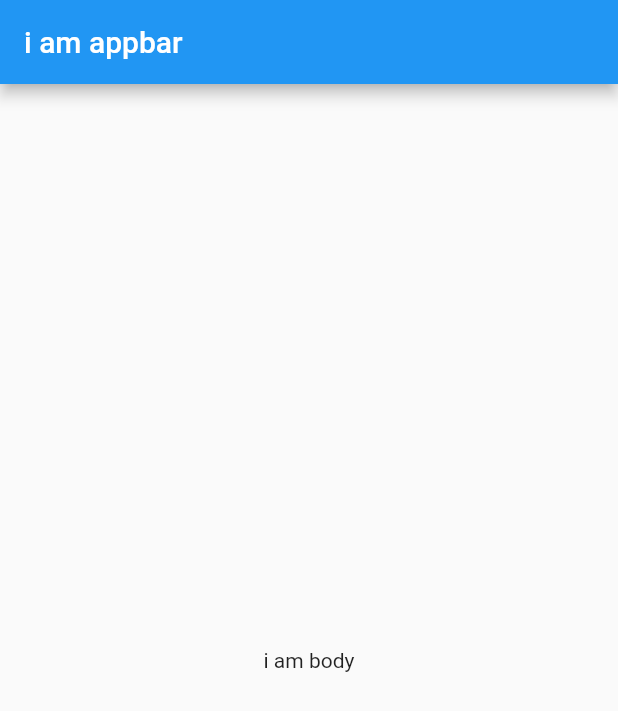
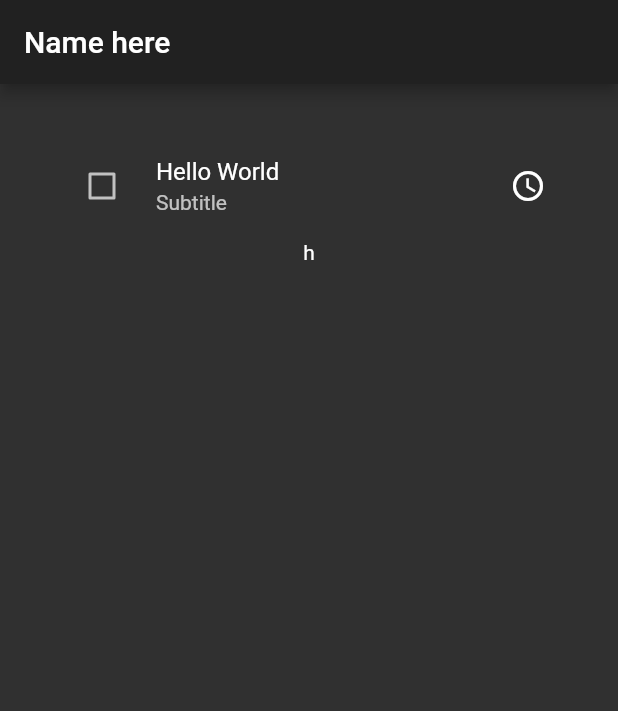
Before and after one commit to sungyun-Kim/IRC4U, a Flutter app: the screen it shows after launch, on a phone screen of 412 x 824 dp. Shown: the top 711 px of the screen. Run offline on Flutter 3.47's test engine with Material 2 defaults, Android fonts, the phone set to English and light mode, and no system bars.

Commit message:
[Update] main.dart
checkbox test

```diff
--- a/irc4u/lib/main.dart
+++ b/irc4u/lib/main.dart
@@ -1,18 +1,55 @@
 import 'package:flutter/material.dart';
 
-void main() => runApp(MyApp());
+bool value = false;
 
-class MyApp extends StatelessWidget {
+void main(){
+  runApp(new MaterialApp(
+    home: new MyApp(),
+    theme: ThemeData.dark(),
+  ));
+}
+
+class MyApp extends StatefulWidget {
+  @override
+  _State createState() => new _State();
+
+}
+
+class _State extends State<MyApp>{
+
+  bool _value1 = false;
+  bool _value2 = false;
+
+  void _value1Changed(bool value) => setState(() => _value1 = value);
+  void _value2Changed(bool value) => setState(() => _value2 = value);
+
   @override
   Widget build(BuildContext context) {
-    return MaterialApp(
-      title: 'Welcome to Flutter',
-      home: Scaffold(
-        appBar: AppBar(
-          title: Text('i am appbar'),
-        ),
-        body: Center(
-          child: Text('i am body'),
+    return new Scaffold(
+      appBar: new AppBar(
+        title: new Text('Name here'),
+
+      ),
+      body: new Container(
+        padding: new EdgeInsets.all(32.0),
+        child: new Center(
+          child: new Column(
+            children: <Widget>[
+
+              new CheckboxListTile(
+
+                  value: _value2,
+                  onChanged: _value2Changed,
+                  title: new Text('Hello World'),
+                  controlAffinity: ListTileControlAffinity.leading,
+                  subtitle: new Text('Subtitle'),
+                  secondary: new Icon(Icons.access_time_sharp),
+                  activeColor: Colors.red,
+
+              ),
+              new Text("h"),
+            ],
+          ),
         ),
       ),
     );
```
Also changed, not shown: irc4u/pubspec.lock.
